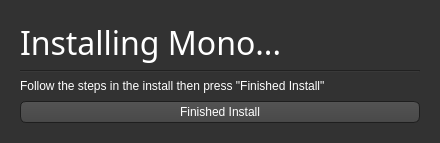
Old version of the form monoframework.ui in the repository BenjaminHalko/WiiMusicEditorPlus.
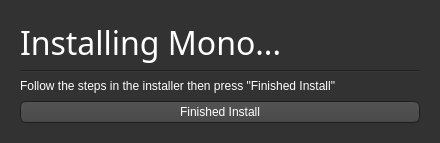
New version of the form. The open tabs and pages were chosen to show the change. Icons and pictures are not drawn.

Commit message: Updating the mono framework again

What changed in the file:
```diff
--- a/monoframework.ui
+++ b/monoframework.ui
@@ -628,7 +628,7 @@
        <item>
         <widget class="QLabel" name="label">
          <property name="text">
-          <string>Follow the steps in the install then press &quot;Finished Install&quot;</string>
+          <string>Follow the steps in the installer then press &quot;Finished Install&quot;</string>
          </property>
         </widget>
        </item>
```
The commit also changes 2 other files.
